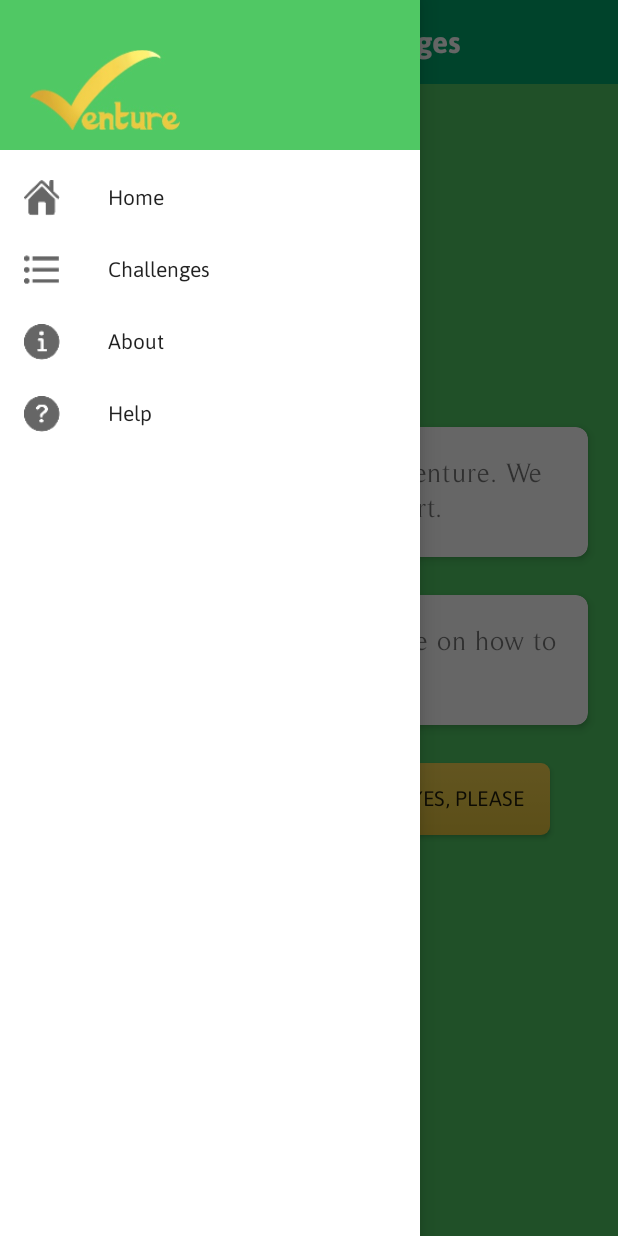
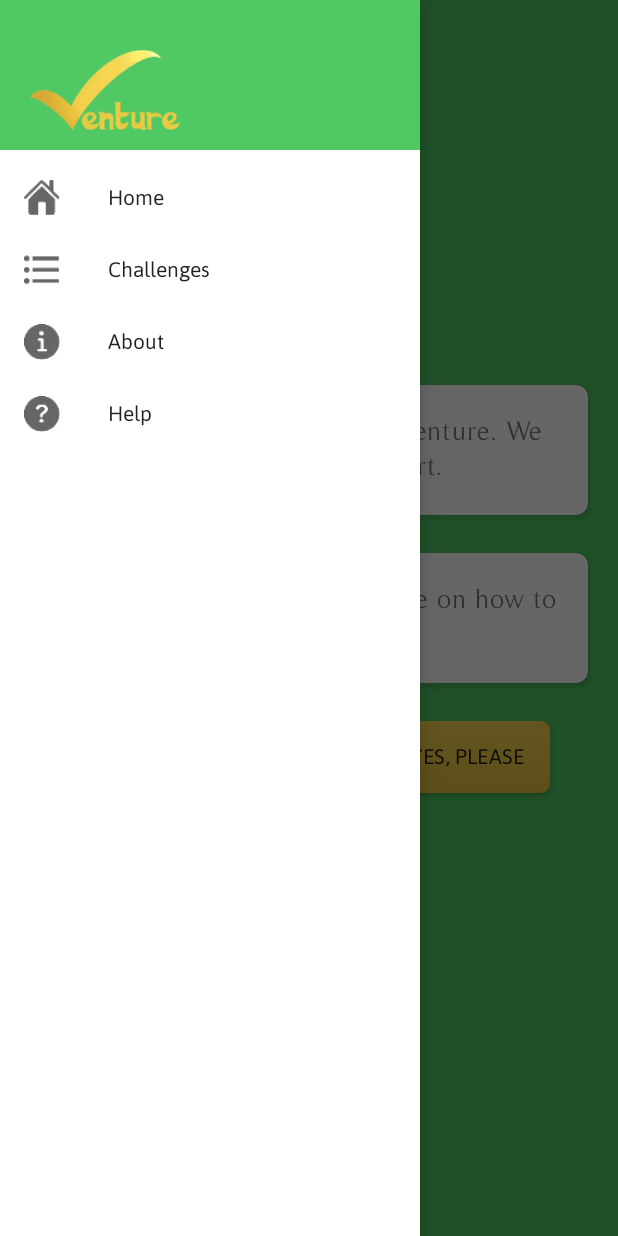
Before and after one commit to snguyen98/DailyChallenges-Android, an Android app: the screen it shows after launch (MainActivity), with the side drawer open, on a phone screen of 412 x 824 dp. Run offline under Robolectric (Android 15) with nearby library versions, the phone set to English and light mode, and no system bars; our stand-ins replace AdMob, navigation-ui; 1 statement that could not run was skipped.

Commit message:
Moved first launch check to welcome fragment and removed toolbar in both fragments

```diff
--- a/app/src/main/java/com/okomilabs/dailychallenges/activities/MainActivity.kt
+++ b/app/src/main/java/com/okomilabs/dailychallenges/activities/MainActivity.kt
@@ -1,8 +1,7 @@
 package com.okomilabs.dailychallenges.activities
 
-import android.content.Context
-import android.content.SharedPreferences
 import android.os.Bundle
+import android.view.View
 import androidx.appcompat.app.AppCompatActivity
 import androidx.appcompat.widget.Toolbar
 import androidx.core.view.GravityCompat
@@ -56,15 +55,16 @@ class MainActivity: AppCompatActivity() {
             }
         }
 
-        // Checks if this is the user's first time launching the app and redirects if true
-        val settingsPrefs: SharedPreferences = getSharedPreferences(
-            getString(R.string.settings_key), Context.MODE_PRIVATE
-        )
-        val firstLaunchStr: String = getString(R.string.first_launch)
-
-        if (!settingsPrefs.getBoolean(firstLaunchStr, false)) {
-            settingsPrefs.edit().putBoolean(firstLaunchStr, true).apply()
-            findNavController(R.id.nav_host_fragment).navigate(R.id.first_launch_fragment)
+        // Changes toolbar depending on fragment
+        navController.addOnDestinationChangedListener { _, destination, _ ->
+            if (destination.id == R.id.first_launch_fragment ||
+                destination.id == R.id.welcome_fragment
+            ) {
+                toolbar.visibility = View.GONE
+            }
+            else {
+                toolbar.visibility = View.VISIBLE
+            }
         }
 
         // AdMob setup
--- a/app/src/main/java/com/okomilabs/dailychallenges/fragments/WelcomeFragment.kt
+++ b/app/src/main/java/com/okomilabs/dailychallenges/fragments/WelcomeFragment.kt
@@ -1,6 +1,8 @@
 package com.okomilabs.dailychallenges.fragments
 
 import android.animation.Animator
+import android.content.Context
+import android.content.SharedPreferences
 import android.os.Bundle
 import android.view.LayoutInflater
 import android.view.View
@@ -21,10 +23,36 @@ class WelcomeFragment: Fragment() {
     ): View? {
         val root = inflater.inflate(R.layout.fragment_welcome, container, false)
 
-        val welcome: TextView = root.findViewById(R.id.welcome_message)
-        animateWelcome(welcome)
+        if (!checkFirstLaunch()) {
+            val welcome: TextView = root.findViewById(R.id.welcome_message)
+            animateWelcome(welcome)
+        }
 
         return root
+    }
+
+    /**
+     * Checks if this is the user's first time launching the app and redirects if true
+     *
+     * @return True if first launch, false otherwise
+     */
+    private fun checkFirstLaunch(): Boolean {
+        activity?.applicationContext?.let {
+            val settingsPrefs: SharedPreferences = it.getSharedPreferences(
+                getString(R.string.settings_key), Context.MODE_PRIVATE
+            )
+            val firstLaunchStr: String = getString(R.string.first_launch)
+
+            return if (!settingsPrefs.getBoolean(firstLaunchStr, false)) {
+                settingsPrefs.edit().putBoolean(firstLaunchStr, true).apply()
+                findNavController().navigate(WelcomeFragmentDirections.welcomeToFirstLaunch())
+                true
+            } else {
+                false
+            }
+        }
+
+        return false
     }
 
     private fun animateWelcome(welcome: TextView) {
--- a/app/src/main/res/navigation/nav_graph.xml
+++ b/app/src/main/res/navigation/nav_graph.xml
@@ -13,6 +13,12 @@
         <action
             android:id="@+id/welcome_to_challenge"
             app:destination="@id/challenge_fragment"
+            app:popUpTo="@id/welcome_fragment"
+            app:popUpToInclusive="true" />
+
+        <action
+            android:id="@+id/welcome_to_first_launch"
+            app:destination="@id/first_launch_fragment"
             app:popUpTo="@id/welcome_fragment"
             app:popUpToInclusive="true" />
 
```
